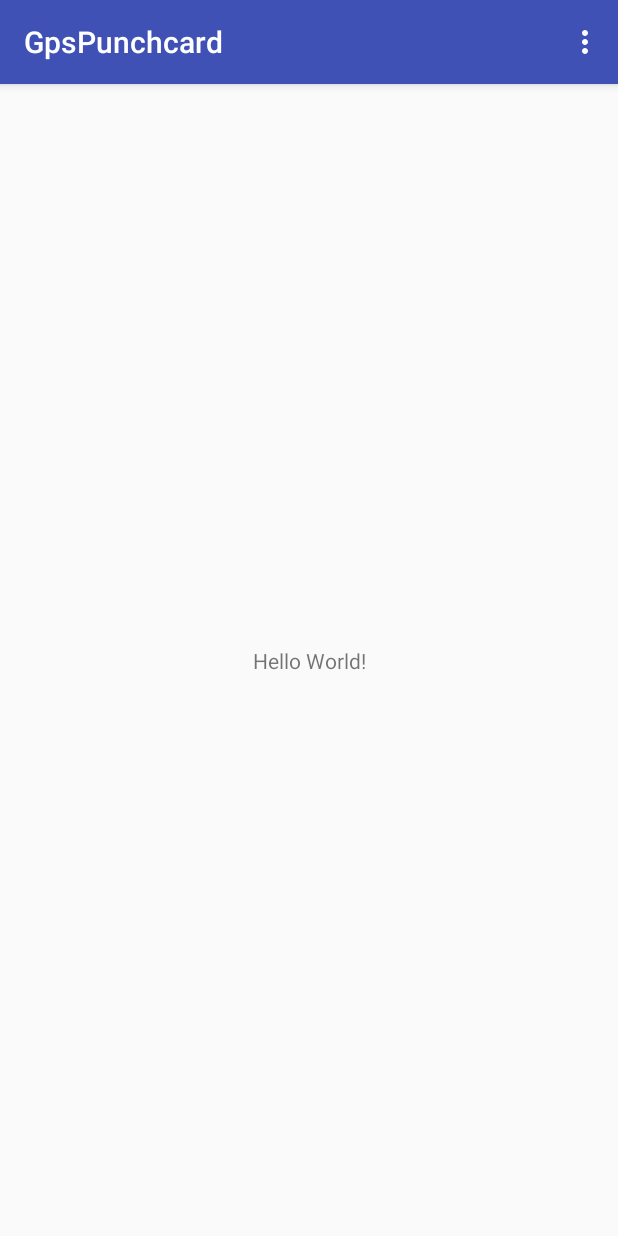
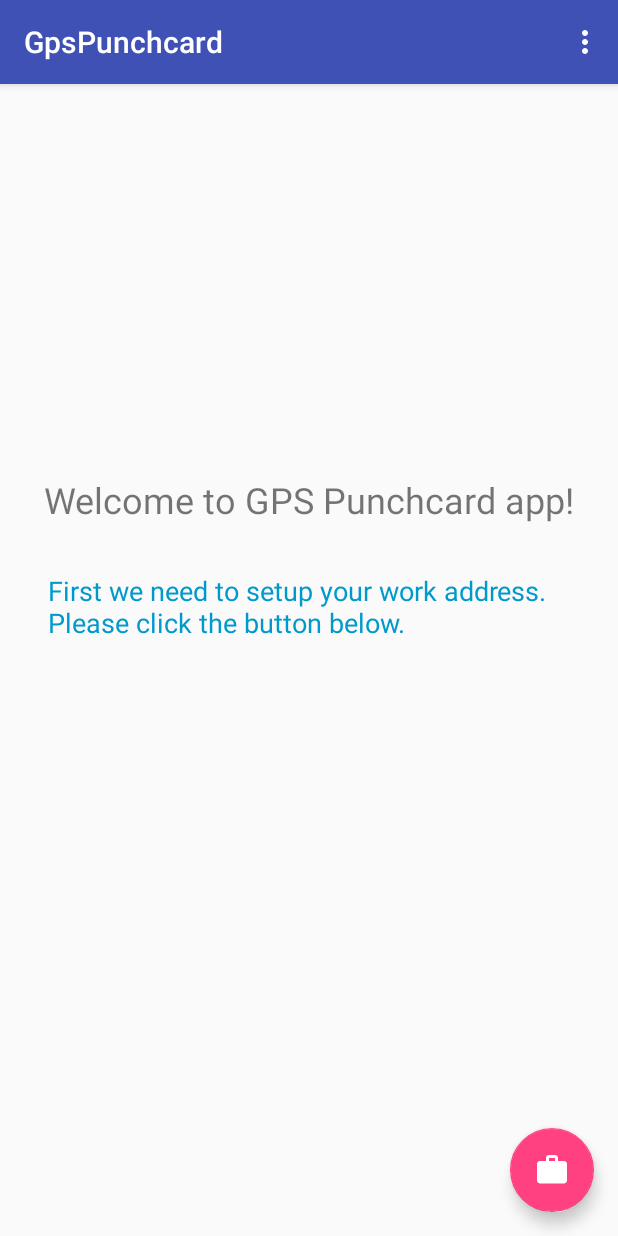
Before and after one commit to auval/GpsPunchcard, an Android app: the screen it shows after launch (MainActivity), on a phone screen of 412 x 824 dp. Run offline under Robolectric (Android 15) with nearby library versions, the phone set to English and light mode, and no system bars; our stand-ins replace data binding.

```diff
--- a/app/src/main/AndroidManifest.xml
+++ b/app/src/main/AndroidManifest.xml
@@ -19,6 +19,7 @@
                 <category android:name="android.intent.category.LAUNCHER" />
             </intent-filter>
         </activity>
+        <activity android:name=".SearchActivity"></activity>
     </application>
 
 </manifest>
--- a/app/src/main/java/com/mta/gpspunchcard/MainActivity.java
+++ b/app/src/main/java/com/mta/gpspunchcard/MainActivity.java
@@ -1,5 +1,7 @@
 package com.mta.gpspunchcard;
 
+import android.content.Intent;
+import android.content.SharedPreferences;
 import android.databinding.DataBindingUtil;
 import android.os.Bundle;
 import android.support.design.widget.Snackbar;
@@ -23,6 +25,32 @@ public class MainActivity extends AppCompatActivity {
         binding.setIsWorkDefined(true);
 
         setSupportActionBar(binding.toolbar);
+
+        asyncInit();
+
+    }
+
+    private void asyncInit() {
+        new Thread(new Runnable() {
+            @Override
+            public void run() {
+                // check if work is defined
+                initWorkButton();
+
+            }
+        }).start();
+    }
+
+    private void initWorkButton() {
+        SharedPreferences sharedPref = getPreferences(MODE_PRIVATE);
+        String wLat = sharedPref.getString("work-lat", null);
+        String wLong = sharedPref.getString("work-long", null);
+        String wAddr = sharedPref.getString("work-address", null);
+
+        if (wLat == null) {
+            // enable the add work button
+            binding.setIsWorkDefined(false);
+        }
 
     }
 
@@ -49,7 +77,9 @@ public class MainActivity extends AppCompatActivity {
     }
 
     public void onAddWork(View view) {
-        Snackbar.make(view, "Replace with your own action", Snackbar.LENGTH_LONG)
-                .setAction("Action", null).show();
+//        Snackbar.make(view, "Replace with your own action", Snackbar.LENGTH_LONG)
+//                .setAction("Action", null).show();
+        startActivity(new Intent(this, SearchActivity.class));
+
     }
 }
--- /dev/null
+++ b/app/src/main/java/com/mta/gpspunchcard/SearchActivity.java
@@ -0,0 +1,13 @@
+package com.mta.gpspunchcard;
+
+import android.support.v7.app.AppCompatActivity;
+import android.os.Bundle;
+
+public class SearchActivity extends AppCompatActivity {
+
+    @Override
+    protected void onCreate(Bundle savedInstanceState) {
+        super.onCreate(savedInstanceState);
+        setContentView(R.layout.activity_search);
+    }
+}
--- /dev/null
+++ b/app/src/main/res/drawable/ic_work.xml
@@ -0,0 +1,9 @@
+<vector xmlns:android="http://schemas.android.com/apk/res/android"
+        android:width="24dp"
+        android:height="24dp"
+        android:viewportWidth="24.0"
+        android:viewportHeight="24.0">
+    <path
+        android:fillColor="#FFffffff"
+        android:pathData="M20,6h-4L16,4c0,-1.11 -0.89,-2 -2,-2h-4c-1.11,0 -2,0.89 -2,2v2L4,6c-1.11,0 -1.99,0.89 -1.99,2L2,19c0,1.11 0.89,2 2,2h16c1.11,0 2,-0.89 2,-2L22,8c0,-1.11 -0.89,-2 -2,-2zM14,6h-4L10,4h4v2z"/>
+</vector>
--- a/app/src/main/res/layout/activity_main.xml
+++ b/app/src/main/res/layout/activity_main.xml
@@ -1,6 +1,8 @@
 <?xml version="1.0" encoding="utf-8"?>
-<layout>
+<layout xmlns:app="http://schemas.android.com/apk/res-auto">
+
     <data>
+
         <import type="android.view.View" />
 
         <variable
@@ -30,16 +32,46 @@
 
         </android.support.design.widget.AppBarLayout>
 
-        <include layout="@layout/content_main" />
+        <android.support.constraint.ConstraintLayout
+            android:layout_width="match_parent"
+            android:layout_height="match_parent">
+
+            <TextView
+                android:id="@+id/textView2"
+                android:layout_width="wrap_content"
+                android:layout_height="wrap_content"
+                android:text="@string/welcome_to"
+                android:textSize="24sp"
+                app:layout_constraintBottom_toBottomOf="parent"
+                app:layout_constraintLeft_toLeftOf="parent"
+                app:layout_constraintRight_toRightOf="parent"
+                app:layout_constraintTop_toTopOf="parent"
+                app:layout_constraintVertical_bias="0.4" />
+
+            <TextView
+                android:id="@+id/textView"
+                android:layout_width="0dp"
+                android:layout_height="wrap_content"
+                android:layout_marginEnd="32dp"
+                android:layout_marginStart="32dp"
+                android:layout_marginTop="32dp"
+                android:text="@string/first_we_need"
+                android:textColor="@android:color/holo_blue_dark"
+                android:textSize="18sp"
+                android:visibility="@{isWorkDefined ? View.GONE : View.VISIBLE}"
+                app:layout_constraintEnd_toEndOf="parent"
+                app:layout_constraintStart_toStartOf="parent"
+                app:layout_constraintTop_toBottomOf="@+id/textView2" />
+        </android.support.constraint.ConstraintLayout>
 
         <android.support.design.widget.FloatingActionButton
             android:id="@+id/fab"
             android:layout_width="wrap_content"
             android:layout_height="wrap_content"
             android:layout_gravity="bottom|end"
+            android:layout_margin="@dimen/fab_margin"
+            android:onClick="onAddWork"
             android:visibility="@{isWorkDefined ? View.GONE : View.VISIBLE}"
-            android:onClick="onAddWork"
-            android:layout_margin="@dimen/fab_margin"
             app:srcCompat="@drawable/ic_work" />
 
     </android.support.design.widget.CoordinatorLayout>
--- /dev/null
+++ b/app/src/main/res/layout/activity_search.xml
@@ -0,0 +1,9 @@
+<?xml version="1.0" encoding="utf-8"?>
+<android.support.constraint.ConstraintLayout xmlns:android="http://schemas.android.com/apk/res/android"
+    xmlns:app="http://schemas.android.com/apk/res-auto"
+    xmlns:tools="http://schemas.android.com/tools"
+    android:layout_width="match_parent"
+    android:layout_height="match_parent"
+    tools:context=".SearchActivity">
+
+</android.support.constraint.ConstraintLayout>
--- a/app/src/main/res/layout/content_main.xml
+++ /dev/null
@@ -1,20 +0,0 @@
-<?xml version="1.0" encoding="utf-8"?>
-<android.support.constraint.ConstraintLayout xmlns:android="http://schemas.android.com/apk/res/android"
-    xmlns:app="http://schemas.android.com/apk/res-auto"
-    xmlns:tools="http://schemas.android.com/tools"
-    android:layout_width="match_parent"
-    android:layout_height="match_parent"
-    app:layout_behavior="@string/appbar_scrolling_view_behavior"
-    tools:context=".MainActivity"
-    tools:showIn="@layout/activity_main">
-
-    <TextView
-        android:layout_width="wrap_content"
-        android:layout_height="wrap_content"
-        android:text="Hello World!"
-        app:layout_constraintBottom_toBottomOf="parent"
-        app:layout_constraintLeft_toLeftOf="parent"
-        app:layout_constraintRight_toRightOf="parent"
-        app:layout_constraintTop_toTopOf="parent" />
-
-</android.support.constraint.ConstraintLayout>
--- a/app/src/main/res/values/strings.xml
+++ b/app/src/main/res/values/strings.xml
@@ -1,4 +1,6 @@
 <resources>
     <string name="app_name">GpsPunchcard</string>
     <string name="action_settings">Settings</string>
+    <string name="welcome_to">Welcome to GPS Punchcard app!</string>
+    <string name="first_we_need">First we need to setup your work address. Please click the button below.</string>
 </resources>
```
Also changed, not shown: app/build.gradle (line endings or trailing spaces).
